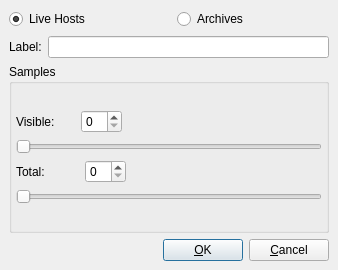
The window that src/chart/tabdialog.ui (performancecopilot/pcp) describes before a commit, drawn with Qt 5.
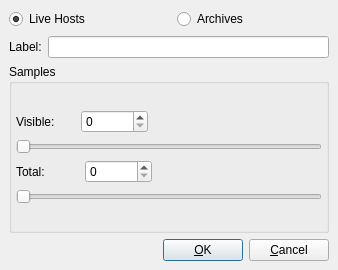
The same window after the commit. Icons and pictures are not drawn.

Commit message: Fix spinbox/slider maximum range truncation issue.

```diff
--- a/src/chart/tabdialog.ui
+++ b/src/chart/tabdialog.ui
@@ -263,7 +263,11 @@
            </spacer>
           </item>
           <item>
-           <widget class="QSpinBox" name="samplePointsCounter" />
+           <widget class="QSpinBox" name="samplePointsCounter" >
+            <property name="maximum" >
+             <number>999999999</number>
+            </property>
+           </widget>
           </item>
           <item>
            <spacer>
@@ -315,7 +319,11 @@
            </spacer>
           </item>
           <item>
-           <widget class="QSpinBox" name="visiblePointsCounter" />
+           <widget class="QSpinBox" name="visiblePointsCounter" >
+            <property name="maximum" >
+             <number>999999999</number>
+            </property>
+           </widget>
           </item>
           <item>
            <spacer>
```
The commit also changes 1 other file.
